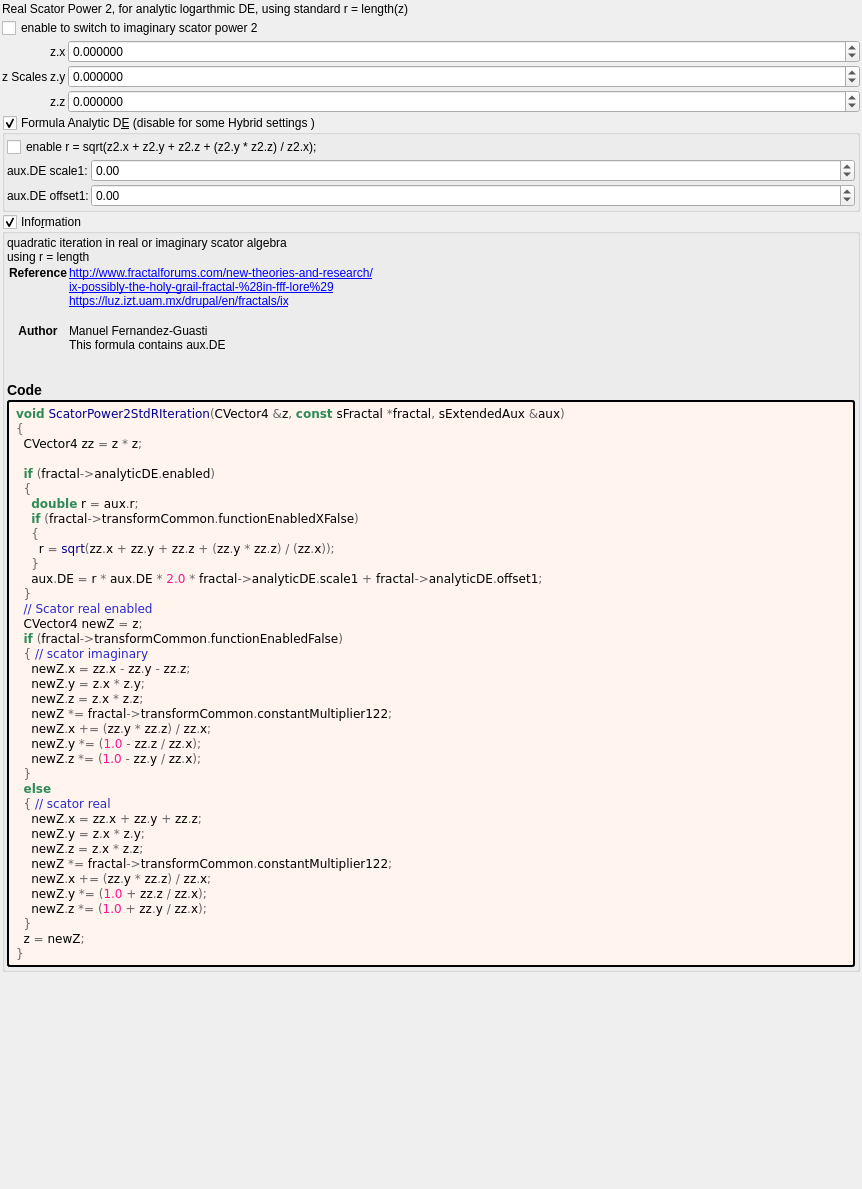
Before: the Qt Designer form mandelbulber2/formula/ui/scator_power2_std_r.ui in buddhi1980/mandelbulber2, drawn with Qt 5.
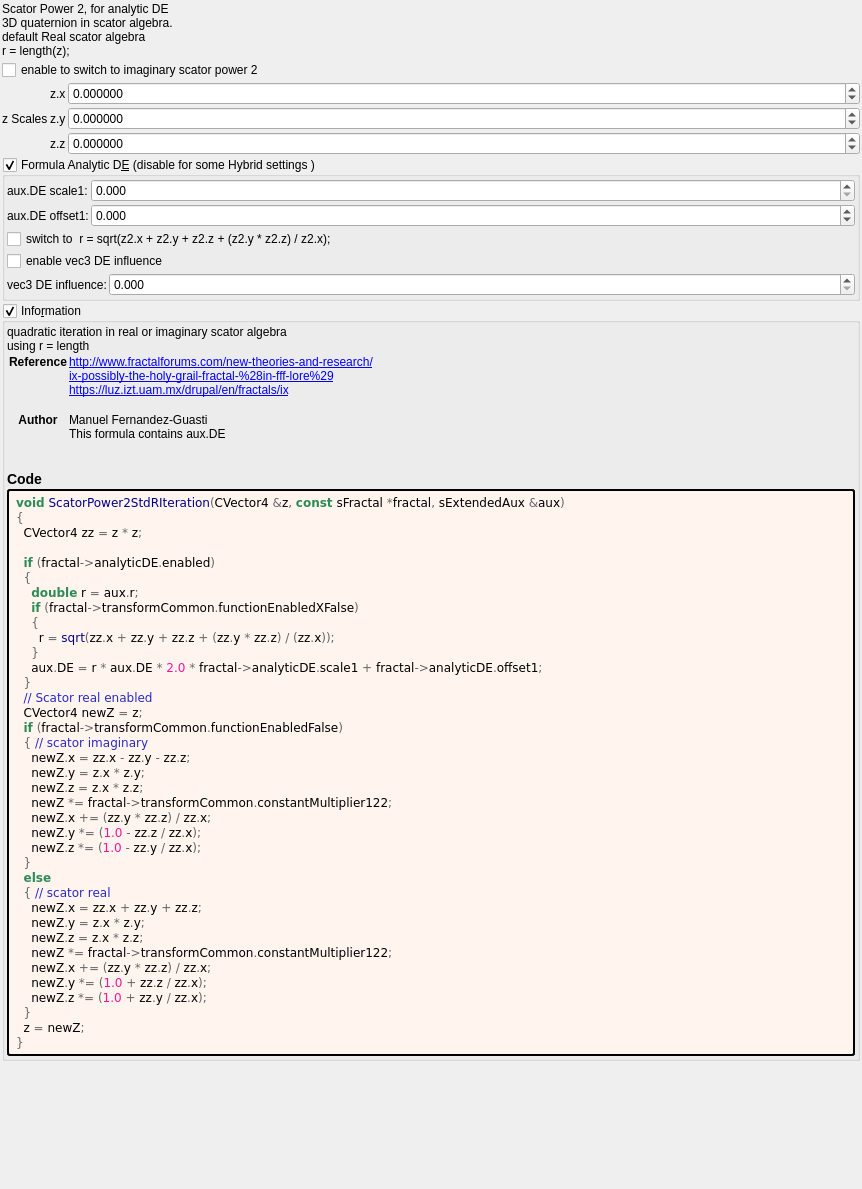
After: the same form once the commit is applied. Custom widgets are drawn as their Qt base class.

The edit to the form file:
```diff
--- a/mandelbulber2/formula/ui/scator_power2_std_r.ui
+++ b/mandelbulber2/formula/ui/scator_power2_std_r.ui
@@ -32,7 +32,10 @@
    <item>
     <widget class="QLabel" name="label">
      <property name="text">
-      <string>Real Scator Power 2, for analytic logarthmic DE, using standard r = length(z)</string>
+      <string>Scator Power 2, for analytic DE
+3D quaternion in scator algebra.
+default Real scator algebra
+r = length(z);</string>
      </property>
     </widget>
    </item>
@@ -189,54 +192,26 @@
       <property name="bottomMargin">
        <number>2</number>
       </property>
-      <item>
-       <widget class="QCheckBox" name="checkBox_transf_function_enabledX_false">
-        <property name="text">
-         <string notr="true">enable r = sqrt(z2.x + z2.y + z2.z + (z2.y * z2.z) / z2.x);</string>
-        </property>
-       </widget>
-      </item>
       <item>
        <layout class="QGridLayout" name="gridLayout_27" columnstretch="0,0,1">
         <property name="spacing">
          <number>2</number>
         </property>
-        <item row="0" column="1">
-         <widget class="QLabel" name="label_180">
+        <item row="2" column="1">
+         <widget class="QLabel" name="label_177">
+          <property name="text">
+           <string>aux.DE offset1:</string>
+          </property>
+         </widget>
+        </item>
+        <item row="1" column="1">
+         <widget class="QLabel" name="label_176">
           <property name="text">
            <string>aux.DE scale1:</string>
           </property>
          </widget>
         </item>
-        <item row="0" column="2">
-         <widget class="MyDoubleSpinBox" name="spinbox_analyticDE_scale_1">
-          <property name="sizePolicy">
-           <sizepolicy hsizetype="Minimum" vsizetype="Maximum">
-            <horstretch>0</horstretch>
-            <verstretch>0</verstretch>
-           </sizepolicy>
-          </property>
-          <property name="prefix">
-           <string/>
-          </property>
-          <property name="suffix">
-           <string/>
-          </property>
-          <property name="decimals">
-           <number>2</number>
-          </property>
-          <property name="minimum">
-           <double>-36000.000000000000000</double>
-          </property>
-          <property name="maximum">
-           <double>36000.000000000000000</double>
-          </property>
-          <property name="singleStep">
-           <double>0.100000000000000</double>
-          </property>
-         </widget>
-        </item>
-        <item row="1" column="2">
+        <item row="2" column="2">
          <widget class="MyDoubleSpinBox" name="spinbox_analyticDE_offset_1">
           <property name="sizePolicy">
            <sizepolicy hsizetype="Minimum" vsizetype="Maximum">
@@ -251,23 +226,100 @@
            <string/>
           </property>
           <property name="decimals">
-           <number>2</number>
+           <number>3</number>
           </property>
           <property name="minimum">
-           <double>-36000.000000000000000</double>
+           <double>-99.000000000000000</double>
           </property>
           <property name="maximum">
-           <double>36000.000000000000000</double>
+           <double>99.000000000000000</double>
           </property>
           <property name="singleStep">
            <double>0.100000000000000</double>
           </property>
          </widget>
         </item>
-        <item row="1" column="1">
+        <item row="1" column="2">
+         <widget class="MyDoubleSpinBox" name="spinbox_analyticDE_scale_1">
+          <property name="sizePolicy">
+           <sizepolicy hsizetype="Minimum" vsizetype="Maximum">
+            <horstretch>0</horstretch>
+            <verstretch>0</verstretch>
+           </sizepolicy>
+          </property>
+          <property name="prefix">
+           <string/>
+          </property>
+          <property name="suffix">
+           <string/>
+          </property>
+          <property name="decimals">
+           <number>3</number>
+          </property>
+          <property name="minimum">
+           <double>0.000000000000000</double>
+          </property>
+          <property name="maximum">
+           <double>99.000000000000000</double>
+          </property>
+          <property name="singleStep">
+           <double>0.100000000000000</double>
+          </property>
+         </widget>
+        </item>
+       </layout>
+      </item>
+      <item>
+       <widget class="QCheckBox" name="checkBox_transf_function_enabledX_false">
+        <property name="text">
+         <string notr="true">switch to  r = sqrt(z2.x + z2.y + z2.z + (z2.y * z2.z) / z2.x);</string>
+        </property>
+       </widget>
+      </item>
+      <item>
+       <widget class="QCheckBox" name="checkBox_analyticDE_enabled_false">
+        <property name="text">
+         <string notr="true">enable vec3 DE influence</string>
+        </property>
+       </widget>
+      </item>
+      <item>
+       <layout class="QGridLayout" name="gridLayout_28" columnstretch="0,0,1">
+        <property name="spacing">
+         <number>2</number>
+        </property>
+        <item row="0" column="2">
+         <widget class="MyDoubleSpinBox" name="spinbox_transf_scaleA_1">
+          <property name="sizePolicy">
+           <sizepolicy hsizetype="Minimum" vsizetype="Maximum">
+            <horstretch>0</horstretch>
+            <verstretch>0</verstretch>
+           </sizepolicy>
+          </property>
+          <property name="prefix">
+           <string/>
+          </property>
+          <property name="suffix">
+           <string/>
+          </property>
+          <property name="decimals">
+           <number>3</number>
+          </property>
+          <property name="minimum">
+           <double>0.000000000000000</double>
+          </property>
+          <property name="maximum">
+           <double>99.000000000000000</double>
+          </property>
+          <property name="singleStep">
+           <double>0.100000000000000</double>
+          </property>
+         </widget>
+        </item>
+        <item row="0" column="1">
          <widget class="QLabel" name="label_179">
           <property name="text">
-           <string>aux.DE offset1:</string>
+           <string>vec3 DE influence:</string>
           </property>
          </widget>
         </item>
```
Left out of the diff: 39 changed lines with no effect on the pictures.
